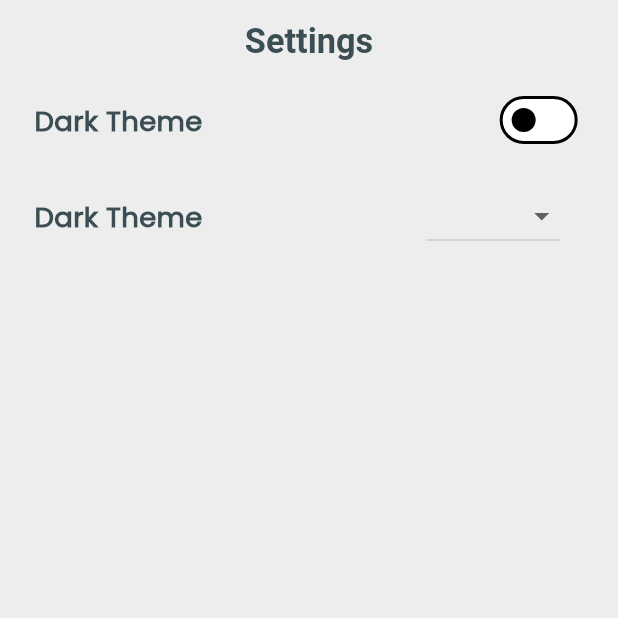
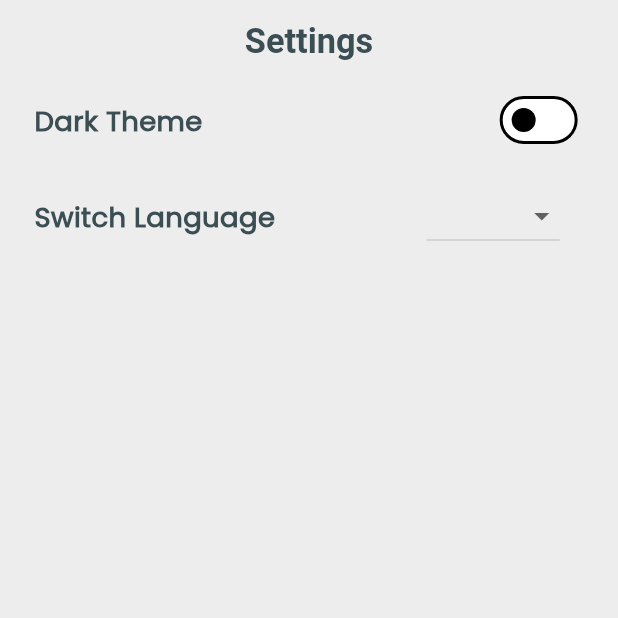
Before and after one commit to MostafaGaber135/CozyKart, a Flutter app: the SettingsViewBody screen opened directly, on a phone screen of 412 x 824 dp, the top half of it. Run offline on Flutter 3.47's test engine with Material 3 defaults, Android fonts, the phone set to English and light mode, and no system bars; our stand-ins replace cached_network_image, carousel_slider, dartz, dio, equatable, flutter_bloc and 6 more; missing offline and left inert: flutter_paypal_payment, mailer; accounts and stored records are empty; network calls fail.

Commit message:
change text of change language

```diff
--- a/lib/features/settings/presentation/views/widgets/settings_view_body.dart
+++ b/lib/features/settings/presentation/views/widgets/settings_view_body.dart
@@ -45,7 +45,7 @@ class SettingsViewBody extends StatelessWidget {
               mainAxisAlignment: MainAxisAlignment.spaceBetween,
               children: [
                 Text(
-                  S.of(context).darkTheme,
+                  S.of(context).switchLanguage,
                   style: AppTextStyles.bold16.copyWith(
                     color:
                         settingsProvider.isDark
--- a/lib/l10n/intl_ar.arb
+++ b/lib/l10n/intl_ar.arb
@@ -91,5 +91,7 @@
   "quantity": "الكمية",
   "egp": "جنيه",
   "errorPrefix": "خطأ:",
-   "yourCartIsEmpty": "عربة التسوق فارغة 🛒"
+  "yourCartIsEmpty": "عربة التسوق فارغة 🛒",
+  "language": "اللغة",
+  "switchLanguage": "تغيير اللغة"
 }
--- a/lib/l10n/intl_en.arb
+++ b/lib/l10n/intl_en.arb
@@ -91,6 +91,8 @@
   "quantity": "Quantity",
   "egp": "EGP",
   "errorPrefix": "Error:",
-    "yourCartIsEmpty": "Your cart is empty 🛒"
+    "yourCartIsEmpty": "Your cart is empty 🛒",
+    "language": "Language",
+     "switchLanguage": "Switch Language"
 
 }
--- a/pubspec.yaml
+++ b/pubspec.yaml
@@ -44,6 +44,7 @@ dependencies:
   fluttertoast: ^8.2.12
   image_picker: ^1.1.2
   intl: ^0.19.0
+  intl_utils: ^2.8.10
   jwt_decoder: ^2.0.1
   lottie: ^3.3.1
   mailer: ^6.4.1
@@ -59,6 +60,7 @@ dev_dependencies:
 # following page: https://dart.dev/tools/pub/pubspec
 # The following section is specific to Flutter packages.
 flutter:
+  generate: true
   # The following line ensures that the Material Icons font is
   # included with your application, so that you can use the icons in
   # the material Icons class.
```
Also changed, not shown: lib/generated/intl/messages_ar.dart, lib/generated/intl/messages_en.dart, lib/generated/l10n.dart, pubspec.lock.
